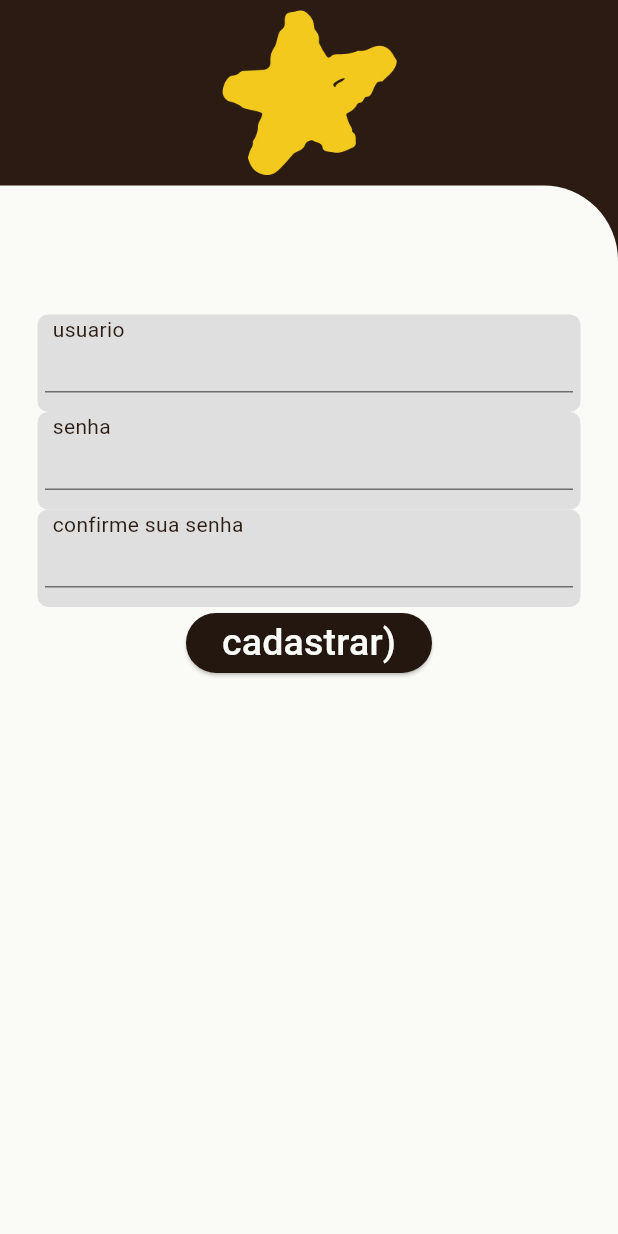
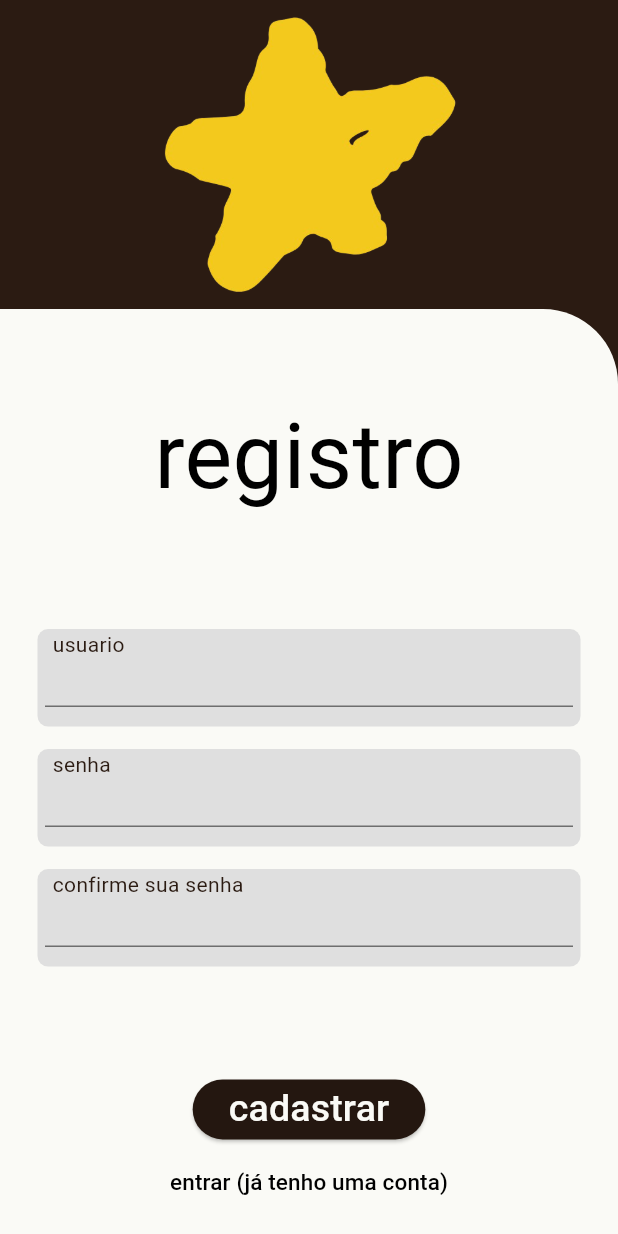
Before and after one commit to pirespsps/pintassilgo, a Flutter app: the Registro screen opened directly, on a phone screen of 412 x 824 dp. Run offline on Flutter 3.47's test engine with Material 3 defaults, Android fonts, the phone set to English and light mode, and no system bars; our stand-ins replace camera, google_fonts, sqflite; accounts and stored records are empty.

Commit message:
tela de registro arrumada

```diff
--- a/lib/views/registro.dart
+++ b/lib/views/registro.dart
@@ -28,19 +28,20 @@ class _RegistroState extends State<Registro> {
 
     Size size = MediaQuery.of(context).size;
 
-    return Column(
+    return Scaffold(
+      body: Column(
         crossAxisAlignment: CrossAxisAlignment.center,
         mainAxisAlignment: MainAxisAlignment.spaceEvenly,
         children: [
           SizedBox(
-          height: size.height * 15 / 100,
+            height: size.height * 25 / 100,
             width: size.width,
             child: Center(
               child: Image(image: AssetImage('images/icon.jpg'),),
             ),
           ),
           SizedBox(
-          height: size.height * 85 / 100,
+            height: size.height * 75 / 100,
             width: size.width,
             child: Container(
               decoration: BoxDecoration(
@@ -50,10 +51,16 @@ class _RegistroState extends State<Registro> {
               child: Form(
                 key: _formKey,
                 child: Column(
+                  spacing: 15,
                   children: [
-                  Center(child: Text('registro', style: TextStyle( fontSize: 60, color: Theme.of(context).colorScheme.primary, decoration: TextDecoration.none)),),
-                  Center(
-                    child: Field(
+                    SizedBox(
+                      height: size.width * 10/100,
+                    ),
+                    Text('registro', style: TextStyle( fontSize: 60, color: Theme.of(context).colorScheme.onPrimary, decoration: TextDecoration.none)),
+                    SizedBox(
+                      height: size.width * 10/100,
+                    ),
+                    Field(
                       text: "usuario",
                       fieldController: _nomeController,
                       width: size.width - 50,
@@ -63,71 +70,77 @@ class _RegistroState extends State<Registro> {
                           return 'este campo é obrigatório';
                         // }else if(){
                         //   // usuario ja existe
-                        //   return 'este nome de usuário já existe';
+                        //   return 'este usuário já existe';
                         }else{
                           return null;
                         }
                       },
                     ),
-                  ),
-                Center(
-                  child: Field(
+                    Field(
                       text: "senha",
                       fieldController: _senhaController,
+
                       width: size.width - 50,
                       height: 65,
                       validator: (value){
                         if(value == null || value.isEmpty ){
                           return 'este campo é obrigatório';
                         // }else if(){
-                      //   // compara com o da outra senha
-                      //   return 'este campo e o campo de confirmação devem ser iguais';
+                        //   // compara com a senha
+                        //   return 'senha incorreta';
                         }else{
                           return null;
                         }
                       },
                     ),
-                ),
-                Center(
-                  child: Field(
+
+                  Field(
                       text: "confirme sua senha",
                       fieldController: _confirmarSenhaController,
+
                       width: size.width - 50,
                       height: 65,
                       validator: (value){
                         if(value == null || value.isEmpty ){
                           return 'este campo é obrigatório';
                         // }else if(){
-                        //   // compara com o da senha
-                        //   return 'este campo e o campo de senha devem ser iguais';
+                        //   // compara com a senha
+                        //   return 'senha incorreta';
                         }else{
                           return null;
                         }
                       },
                     ),
+
+                    SizedBox(
+                      height: size.width * 10/100,
                     ),
-                Center(
-                  child: ElevatedButton(
+                    Column(
+                      mainAxisAlignment: MainAxisAlignment.end,
+                      children: [
+                        ElevatedButton(
                           style: ButtonStyle(
                             backgroundColor: WidgetStatePropertyAll(Theme.of(context).colorScheme.secondary)
                           ),
-                    child: Text("cadastrar)",
+                          child: Text("cadastrar",
                             style: TextStyle(fontSize: 25),
                           ),
                           onPressed: () async {
-                      //cadastrar o usuario e entrar no sistema
+                            //entrar no site
                           },
                         ),
+                        TextButton(
+                          child: Text("entrar (já tenho uma conta)",
+                            style: TextStyle(
+                              fontSize: 15,
+                              color: Theme.of(context).colorScheme.onPrimary
                             ),
-                Center(
-                  child: TextButton(
-                    child: Text("entrar (já tenho conta)",
-                      style: TextStyle(fontSize: 15),
                           ),
                           onPressed: () async {
                             Navigator.pop(context);
                           },
                         ),
+                      ],
                     )
                   ],
                 ),
@@ -135,6 +148,7 @@ class _RegistroState extends State<Registro> {
             ),
           ),
         ],
+      ),
     );
   }
 }
```
Lines whose indentation alone changed are shown as unchanged.
